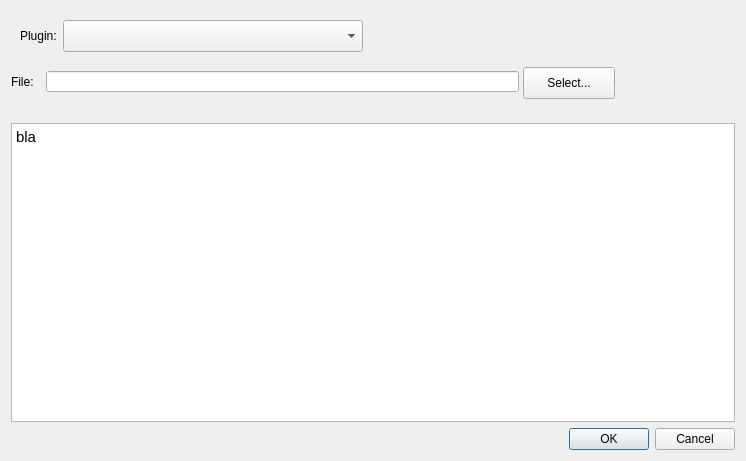
This is ilastik/applets/tracking/base/pluginExportOptionsDlg.ui in ilastik/ilastik as Qt 5 draws it before an edit. The edited form follows.
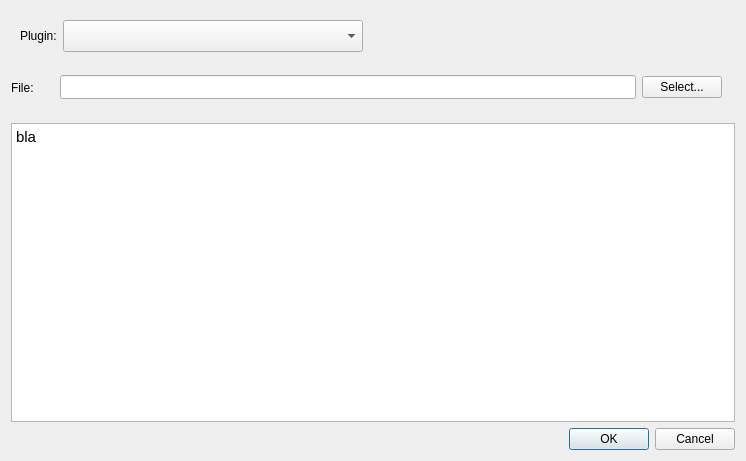
This is the edited form.

Commit message: Tracking: Increase minimum height of filename textbox in plugin export dialog

What changed in the file:
```diff
--- a/ilastik/applets/tracking/base/pluginExportOptionsDlg.ui
+++ b/ilastik/applets/tracking/base/pluginExportOptionsDlg.ui
@@ -106,44 +106,50 @@
        <height>50</height>
       </size>
      </property>
-     <widget class="QLabel" name="label_2">
+     <widget class="QWidget" name="">
       <property name="geometry">
        <rect>
         <x>0</x>
-        <y>4</y>
-        <width>25</width>
-        <height>21</height>
-       </rect>
-      </property>
-      <property name="text">
-       <string>File:</string>
-      </property>
-     </widget>
-     <widget class="QPushButton" name="fileSelectButton">
-      <property name="geometry">
-       <rect>
-        <x>512</x>
         <y>0</y>
-        <width>92</width>
-        <height>32</height>
+        <width>711</width>
+        <height>41</height>
        </rect>
       </property>
+      <layout class="QHBoxLayout" name="horizontalLayout">
+       <item>
+        <widget class="QLabel" name="label_2">
       <property name="text">
-       <string>Select...</string>
-      </property>
-     </widget>
+          <string>File:      </string>
+         </property>
+        </widget>
+       </item>
+       <item>
      <widget class="QLineEdit" name="filepathEdit">
-      <property name="geometry">
-       <rect>
-        <x>35</x>
-        <y>4</y>
-        <width>473</width>
-        <height>21</height>
-       </rect>
+         <property name="minimumSize">
+          <size>
+           <width>0</width>
+           <height>24</height>
+          </size>
+         </property>
+         <property name="baseSize">
+          <size>
+           <width>0</width>
+           <height>24</height>
+          </size>
       </property>
       <property name="readOnly">
        <bool>false</bool>
       </property>
+        </widget>
+       </item>
+       <item>
+        <widget class="QPushButton" name="fileSelectButton">
+         <property name="text">
+          <string>Select...</string>
+         </property>
+        </widget>
+       </item>
+      </layout>
      </widget>
     </widget>
    </item>
```
Lines whose indentation alone changed are shown as unchanged.
